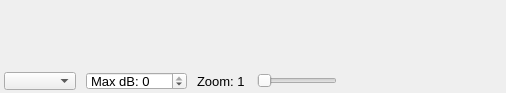
First picture: the form in spectrumwidget.ui, repository oldscienceguy/PebbleSDR, before the edit.
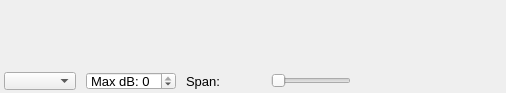
Second picture: the form after the edit.

Commit message: Zoom slider changed to display Span in khz, much more useful than 10x.  Changed scale to be logrithmic so mid scale = 4x and full scale = 16x.  I like the way this works now

What changed in the file:
```diff
--- a/spectrumwidget.ui
+++ b/spectrumwidget.ui
@@ -200,13 +200,13 @@
           <widget class="QLabel" name="zoomLabel">
            <property name="minimumSize">
             <size>
-             <width>50</width>
+             <width>75</width>
              <height>0</height>
             </size>
            </property>
            <property name="maximumSize">
             <size>
-             <width>50</width>
+             <width>75</width>
              <height>18</height>
             </size>
            </property>
@@ -216,7 +216,7 @@
             </font>
            </property>
            <property name="text">
-            <string>Zoom: 1 X</string>
+            <string>Span:</string>
            </property>
           </widget>
          </item>
```
The commit also changes 1 other file.
